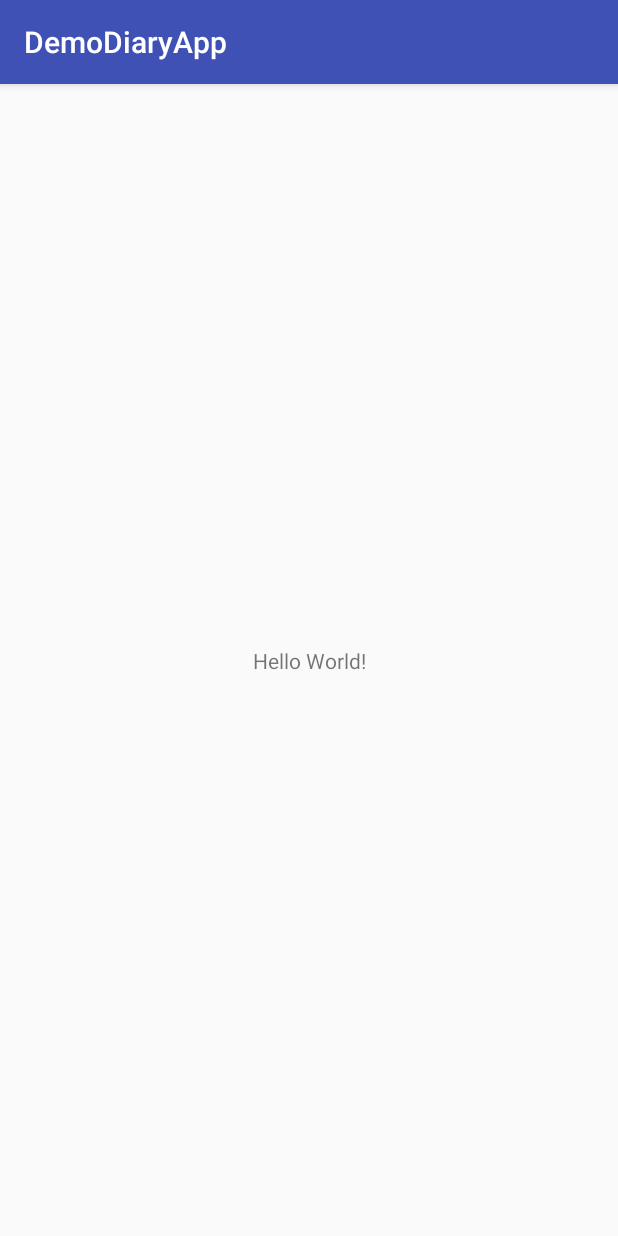
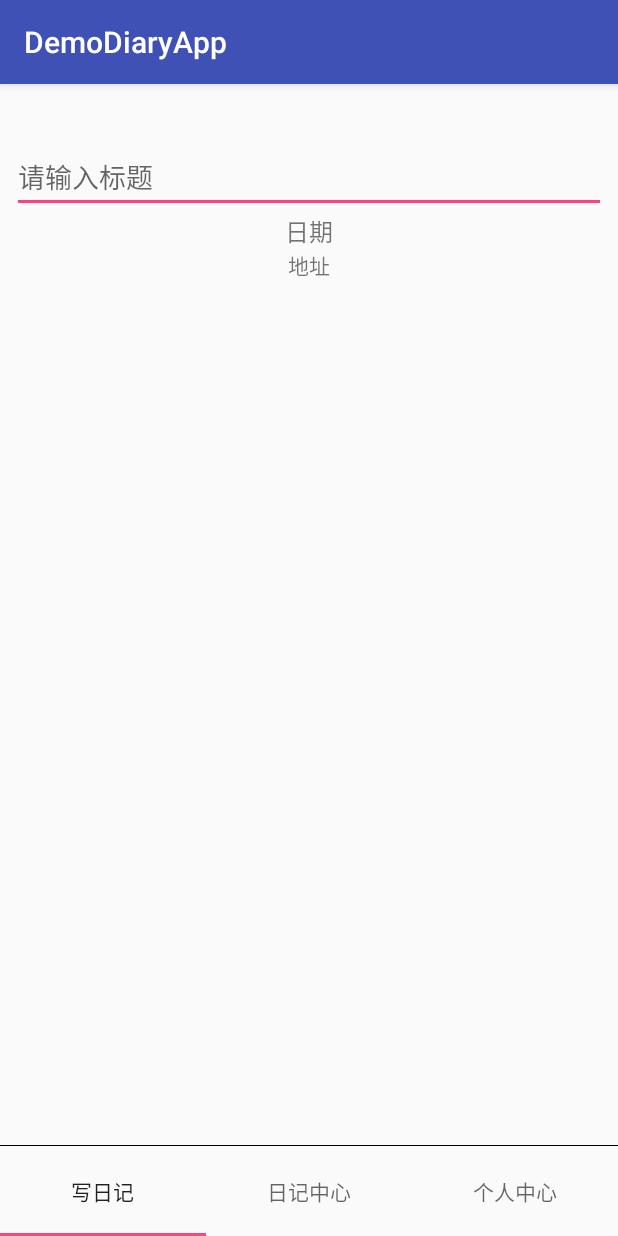
Before and after one commit to whatistheprogramming/DiaryApp, an Android app: the MainActivity screen opened directly, with no data from a screen before it, on a phone screen of 412 x 824 dp. Run offline under Robolectric (Android 15) with nearby library versions, the phone set to English and light mode, and no system bars.

Commit message:
完成ViewPager+TabLayou布局

```diff
--- a/app/build.gradle
+++ b/app/build.gradle
@@ -20,7 +20,7 @@ android {
 }
 
 dependencies {
-    compile fileTree(dir: 'libs', include: ['*.jar'])
+    compile fileTree(include: ['*.jar'], dir: 'libs')
     androidTestCompile('com.android.support.test.espresso:espresso-core:2.2.2', {
         exclude group: 'com.android.support', module: 'support-annotations'
     })
@@ -28,4 +28,5 @@ dependencies {
     compile 'com.android.support.constraint:constraint-layout:1.0.0-alpha7'
     compile 'org.litepal.android:core:1.6.0'
     testCompile 'junit:junit:4.12'
+    compile 'com.android.support:design:25.2.0'
 }
--- a/app/src/main/AndroidManifest.xml
+++ b/app/src/main/AndroidManifest.xml
@@ -19,8 +19,6 @@
                 <category android:name="android.intent.category.LAUNCHER"/>
             </intent-filter>
         </activity>
-        <activity android:name=".activity.RegisterActivity">
-        </activity>
     </application>
 
 </manifest>
--- a/app/src/main/java/com/example/yuan/demodiaryapp/activity/MainActivity.java
+++ b/app/src/main/java/com/example/yuan/demodiaryapp/activity/MainActivity.java
@@ -2,10 +2,21 @@ package com.example.yuan.demodiaryapp.activity;
 
 import android.os.Bundle;
 import android.support.annotation.Nullable;
+import android.support.design.widget.TabLayout;
+import android.support.v4.app.Fragment;
+import android.support.v4.app.FragmentManager;
+import android.support.v4.view.ViewPager;
 import android.support.v7.app.AppCompatActivity;
 import android.widget.Toast;
 
 import com.example.yuan.demodiaryapp.R;
+import com.example.yuan.demodiaryapp.adapter.FragmentAdapter;
+import com.example.yuan.demodiaryapp.fragment.ListDiaryFragment;
+import com.example.yuan.demodiaryapp.fragment.PersonFragment;
+import com.example.yuan.demodiaryapp.fragment.WriteDiaryFragment;
+
+import java.util.ArrayList;
+import java.util.List;
 
 /**
  * Created by yuan on 2017/11/12.
@@ -13,11 +24,42 @@ import com.example.yuan.demodiaryapp.R;
 
 public class MainActivity extends AppCompatActivity
 {
+
+    private ViewPager viewPager;
+    private TabLayout tabLayout;
     @Override
+
     protected void onCreate(@Nullable Bundle savedInstanceState)
     {
         super.onCreate(savedInstanceState);
         setContentView(R.layout.activity_main);
+
+        initView();
+
+    }
+
+    private void initView()
+    {
+        tabLayout = (TabLayout) findViewById(R.id.tab_layout);
+        viewPager = (ViewPager) findViewById(R.id.view_pager);
+
+        FragmentManager fragmentManager = getSupportFragmentManager();
+
+        List<Fragment> fragments = new ArrayList<>();
+        fragments.add(new WriteDiaryFragment());
+        fragments.add(new ListDiaryFragment());
+        fragments.add(new PersonFragment());
+
+        List<String> tabs = new ArrayList<>();
+        tabs.add("写日记");
+        tabs.add("日记中心");
+        tabs.add("个人中心");
+
+        FragmentAdapter fragmentAdapter = new FragmentAdapter(fragmentManager, fragments, tabs);
+        viewPager.setAdapter(fragmentAdapter);
+        tabLayout.setupWithViewPager(viewPager);
+
+
 
     }
 
@@ -40,4 +82,6 @@ public class MainActivity extends AppCompatActivity
             finish();
         }
     }
+
+
 }
--- a/app/src/main/java/com/example/yuan/demodiaryapp/activity/RegisterActivity.java
+++ /dev/null
@@ -1,62 +0,0 @@
-package com.example.yuan.demodiaryapp.activity;
-
-import android.content.SharedPreferences;
-import android.support.v7.app.AppCompatActivity;
-import android.os.Bundle;
-import android.view.View;
-import android.widget.Button;
-import android.widget.EditText;
-import android.widget.Toast;
-
-import com.example.yuan.demodiaryapp.R;
-
-public class RegisterActivity extends AppCompatActivity
-{
-
-    private Button registerButton;
-    private EditText registerName;
-    private EditText registerPassword;
-
-
-    @Override
-    protected void onCreate(Bundle savedInstanceState)
-    {
-        super.onCreate(savedInstanceState);
-        setContentView(R.layout.activity_register);
-
-        setTitle("注册");
-        registerButton = (Button) findViewById(R.id.btn_register);
-        registerName = (EditText) findViewById(R.id.register_name);
-        registerPassword = (EditText) findViewById(R.id.register_password);
-        registerButton.setOnClickListener(new View.OnClickListener()
-        {
-            @Override
-            public void onClick(View v)
-            {
-                //创建一个SharedPreferences.Editor接口对象，user表示要写入的xml文件名
-                SharedPreferences.Editor editor = getSharedPreferences("user", MODE_PRIVATE).edit();
-
-                String name = registerName.getText().toString();
-                String password = registerPassword.getText().toString();
-                if ("".equals(name) || "".equals(password))
-                {
-                    Toast.makeText(RegisterActivity.this, "用户名或密码不能为空", Toast.LENGTH_SHORT).show();
-                }
-                else
-                {
-                    //将获取的值放入文件
-                    editor.putString("name", name);
-                    editor.putString("address", password);
-                    //提交
-                    editor.commit();
-                    Toast.makeText(RegisterActivity.this, "注册成功", Toast.LENGTH_SHORT).show();
-                }
-
-
-
-            }
-        });
-
-
-    }
-}
--- /dev/null
+++ b/app/src/main/java/com/example/yuan/demodiaryapp/adapter/FragmentAdapter.java
@@ -0,0 +1,45 @@
+package com.example.yuan.demodiaryapp.adapter;
+
+import android.support.v4.app.Fragment;
+import android.support.v4.app.FragmentManager;
+import android.support.v4.app.FragmentPagerAdapter;
+
+import java.util.List;
+
+/**
+ * ViewPager的适配器
+ * Created by yuan on 2017/11/12.
+ */
+
+public class FragmentAdapter extends FragmentPagerAdapter
+{
+
+    private List<Fragment> fragmentList;
+    private List<String> tabList;
+
+    public FragmentAdapter(FragmentManager fm, List<Fragment> fragmentList, List<String> tabList)
+    {
+        super(fm);
+        this.fragmentList = fragmentList;
+        this.tabList = tabList;
+    }
+
+
+    @Override
+    public Fragment getItem(int position)
+    {
+        return fragmentList.get(position);
+    }
+
+    @Override
+    public int getCount()
+    {
+        return fragmentList.size();
+    }
+
+    @Override
+    public CharSequence getPageTitle(int position)
+    {
+        return tabList.get(position);
+    }
+}
--- /dev/null
+++ b/app/src/main/java/com/example/yuan/demodiaryapp/fragment/ListDiaryFragment.java
@@ -0,0 +1,25 @@
+package com.example.yuan.demodiaryapp.fragment;
+
+import android.os.Bundle;
+import android.support.annotation.Nullable;
+import android.support.v4.app.Fragment;
+import android.view.LayoutInflater;
+import android.view.View;
+import android.view.ViewGroup;
+
+import com.example.yuan.demodiaryapp.R;
+
+/**
+ * Created by yuan on 2017/11/12.
+ */
+
+public class ListDiaryFragment extends Fragment
+{
+    @Nullable
+    @Override
+    public View onCreateView(LayoutInflater inflater, @Nullable ViewGroup container, @Nullable Bundle savedInstanceState)
+    {
+        View view = inflater.inflate(R.layout.list_diary, container, false);
+        return view;
+    }
+}
--- /dev/null
+++ b/app/src/main/java/com/example/yuan/demodiaryapp/fragment/PersonFragment.java
@@ -0,0 +1,26 @@
+package com.example.yuan.demodiaryapp.fragment;
+
+import android.os.Bundle;
+import android.support.annotation.Nullable;
+import android.support.v4.app.Fragment;
+import android.view.LayoutInflater;
+import android.view.View;
+import android.view.ViewGroup;
+
+import com.example.yuan.demodiaryapp.R;
+
+/**
+ * Created by yuan on 2017/11/12.
+ */
+
+public class PersonFragment extends Fragment
+{
+    @Nullable
+    @Override
+    public View onCreateView(LayoutInflater inflater, @Nullable ViewGroup container, @Nullable Bundle savedInstanceState)
+    {
+        View view = inflater.inflate(R.layout.person, container, false);
+        return view;
+    }
+
+}
--- /dev/null
+++ b/app/src/main/java/com/example/yuan/demodiaryapp/fragment/WriteDiaryFragment.java
@@ -0,0 +1,26 @@
+package com.example.yuan.demodiaryapp.fragment;
+
+import android.os.Bundle;
+import android.support.annotation.Nullable;
+import android.support.v4.app.Fragment;
+import android.view.LayoutInflater;
+import android.view.View;
+import android.view.ViewGroup;
+
+import com.example.yuan.demodiaryapp.R;
+
+/**
+ * 日记记录
+ * Created by yuan on 2017/11/12.
+ */
+
+public class WriteDiaryFragment extends Fragment
+{
+    @Nullable
+    @Override
+    public View onCreateView(LayoutInflater inflater, @Nullable ViewGroup container, @Nullable Bundle savedInstanceState)
+    {
+        View view = inflater.inflate(R.layout.write_diary, container, false);
+        return view;
+    }
+}
--- a/app/src/main/res/layout/activity_main.xml
+++ b/app/src/main/res/layout/activity_main.xml
@@ -1,19 +1,31 @@
 <?xml version="1.0" encoding="utf-8"?>
-<android.support.constraint.ConstraintLayout
+<LinearLayout
     xmlns:android="http://schemas.android.com/apk/res/android"
     xmlns:app="http://schemas.android.com/apk/res-auto"
-    xmlns:tools="http://schemas.android.com/tools"
+    android:orientation="vertical"
     android:layout_width="match_parent"
-    android:layout_height="match_parent"
-    tools:context="com.example.yuan.demodiaryapp.activity.MainActivity">
+    android:layout_height="match_parent">
 
-    <TextView
-        android:layout_width="wrap_content"
-        android:layout_height="wrap_content"
-        android:text="Hello World!"
-        app:layout_constraintBottom_toBottomOf="parent"
-        app:layout_constraintLeft_toLeftOf="parent"
-        app:layout_constraintRight_toRightOf="parent"
-        app:layout_constraintTop_toTopOf="parent"/>
+    <android.support.v4.view.ViewPager
+        android:id="@+id/view_pager"
+        android:layout_width="match_parent"
+        android:layout_height="0dp"
+        android:layout_weight="1">
+    </android.support.v4.view.ViewPager>
 
-</android.support.constraint.ConstraintLayout>
+    <View
+        android:layout_width="match_parent"
+        android:layout_height="1px"
+        android:background="#000"
+        />
+
+    <android.support.design.widget.TabLayout
+        android:id="@+id/tab_layout"
+        android:layout_width="match_parent"
+        android:layout_height="60dp"
+        app:tabMode="fixed"
+        >
+
+    </android.support.design.widget.TabLayout>
+
+</LinearLayout>
--- /dev/null
+++ b/app/src/main/res/layout/list_diary.xml
@@ -0,0 +1,12 @@
+<?xml version="1.0" encoding="utf-8"?>
+<LinearLayout xmlns:android="http://schemas.android.com/apk/res/android"
+              android:orientation="vertical"
+              android:layout_width="match_parent"
+              android:layout_height="match_parent">
+
+    <TextView
+        android:text="list_diary"
+        android:layout_width="wrap_content"
+        android:layout_height="wrap_content"/>
+
+</LinearLayout>
--- /dev/null
+++ b/app/src/main/res/layout/person.xml
@@ -0,0 +1,12 @@
+<?xml version="1.0" encoding="utf-8"?>
+<LinearLayout xmlns:android="http://schemas.android.com/apk/res/android"
+              android:orientation="vertical"
+              android:layout_width="match_parent"
+              android:layout_height="match_parent">
+
+
+    <TextView
+        android:text="person"
+        android:layout_width="wrap_content"
+        android:layout_height="wrap_content"/>
+</LinearLayout>
--- /dev/null
+++ b/app/src/main/res/layout/write_diary.xml
@@ -0,0 +1,62 @@
+<?xml version="1.0" encoding="utf-8"?>
+<LinearLayout xmlns:android="http://schemas.android.com/apk/res/android"
+              android:orientation="vertical"
+              android:layout_width="match_parent"
+              android:layout_height="match_parent"
+              android:padding="8dp"
+    >
+
+    <!--日记标题-->
+    <EditText
+        android:id="@+id/title"
+        android:layout_width="match_parent"
+        android:layout_height="wrap_content"
+        android:layout_marginTop="30dp"
+        android:hint="请输入标题"
+        android:singleLine="true"
+        android:textSize="18sp"
+        />
+
+    <!--日期-->
+    <TextView
+        android:id="@+id/date"
+        android:layout_width="wrap_content"
+        android:layout_height="wrap_content"
+        android:layout_gravity="center"
+        android:textSize="16sp"
+        android:text="日期"
+        />
+
+    <!--地址-->
+    <TextView
+        android:id="@+id/address"
+        android:layout_width="wrap_content"
+        android:layout_height="wrap_content"
+        android:layout_gravity="center"
+        android:textSize="14sp"
+        android:text="地址"
+        />
+
+    <View
+        android:layout_width="match_parent"
+        android:layout_height="10dp"
+        />
+
+    <ScrollView
+        android:layout_width="match_parent"
+        android:layout_height="0dp"
+        android:layout_weight="1"
+        >
+
+        <LinearLayout
+            android:layout_width="match_parent"
+            android:layout_height="wrap_content"
+            android:orientation="vertical"
+            >
+
+
+        </LinearLayout>
+
+    </ScrollView>
+
+</LinearLayout>
```
